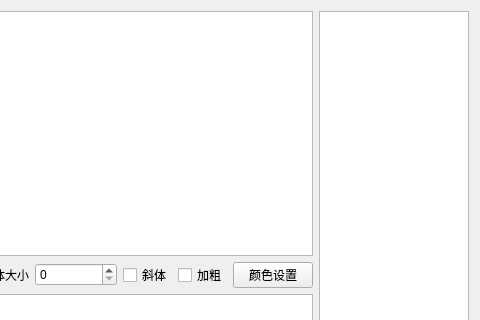
tianlang724/QtChat, file mainwindow.ui: the form before one commit; both pictures show x 297 to 777 and y 0 to 320 of the 777 by 459 pixel window.
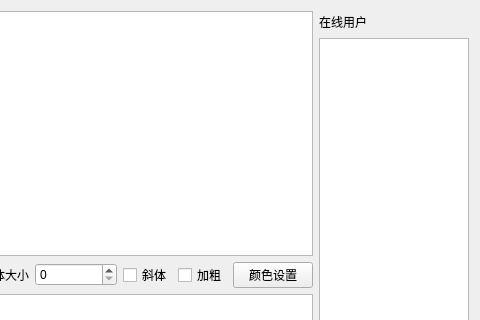
The form after the commit.

Patch:
```diff
--- a/mainwindow.ui
+++ b/mainwindow.ui
@@ -146,9 +146,20 @@
       </layout>
      </item>
      <item>
-      <layout class="QVBoxLayout" name="verticalLayout_2">
+      <layout class="QVBoxLayout" name="verticalLayout_2" stretch="1,20">
        <item>
-        <widget class="QListView" name="ListView_OLMembers"/>
+        <layout class="QVBoxLayout" name="verticalLayout_3">
+         <item>
+          <widget class="QLabel" name="label_2">
+           <property name="text">
+            <string>在线用户</string>
+           </property>
+          </widget>
+         </item>
+        </layout>
+       </item>
+       <item>
+        <widget class="QListWidget" name="listWidget_OnMembers"/>
        </item>
       </layout>
      </item>
```
